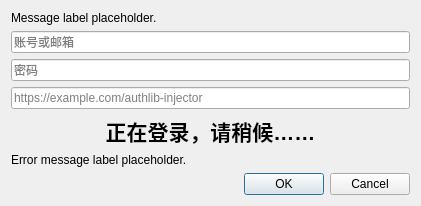
Before: the Qt Designer form launcher/ui/dialogs/AuthlibInjectorLoginDialog.ui in CrazyNutLz/FjordLauncher, drawn with Qt 5.
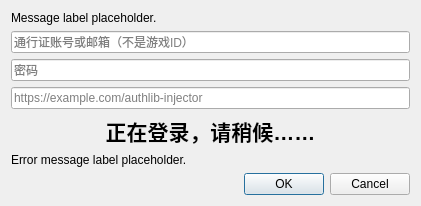
After: the same form once the commit is applied.

Commit message: 界面修改几乎完成v1

The edit to the form file:
```diff
--- a/launcher/ui/dialogs/AuthlibInjectorLoginDialog.ui
+++ b/launcher/ui/dialogs/AuthlibInjectorLoginDialog.ui
@@ -39,7 +39,7 @@
    <item>
     <widget class="QLineEdit" name="userTextBox">
      <property name="placeholderText">
-      <string>账号或邮箱</string>
+      <string>通行证账号或邮箱（不是游戏ID）</string>
      </property>
     </widget>
    </item>
```
The commit also changes 4 other files.
